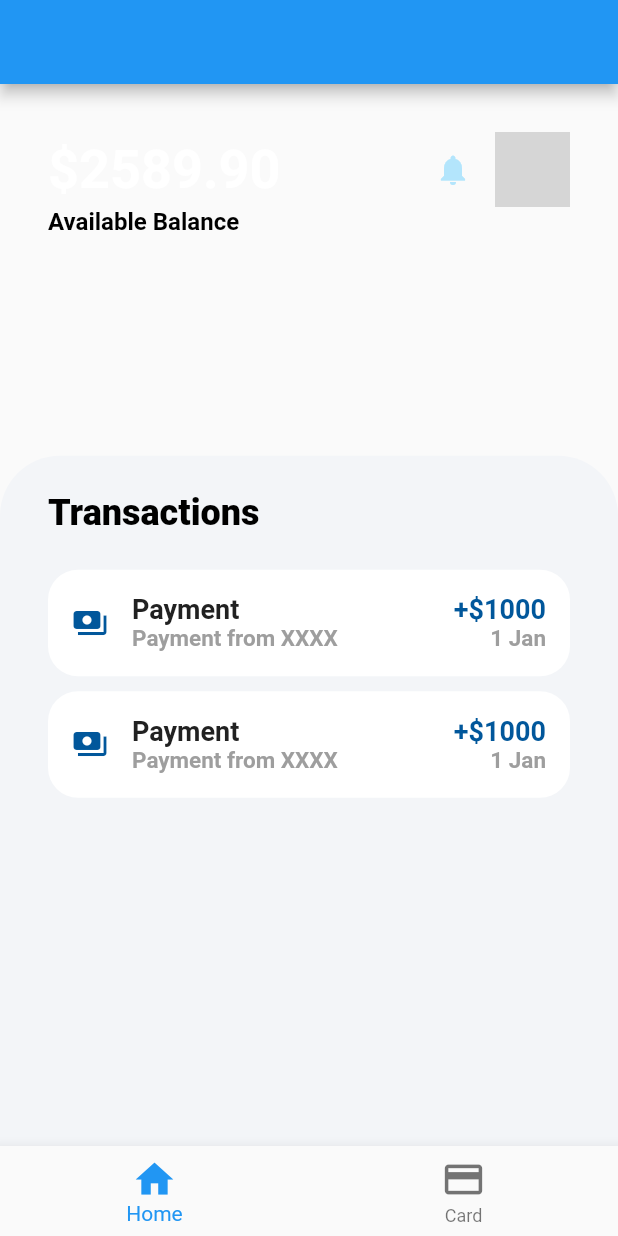
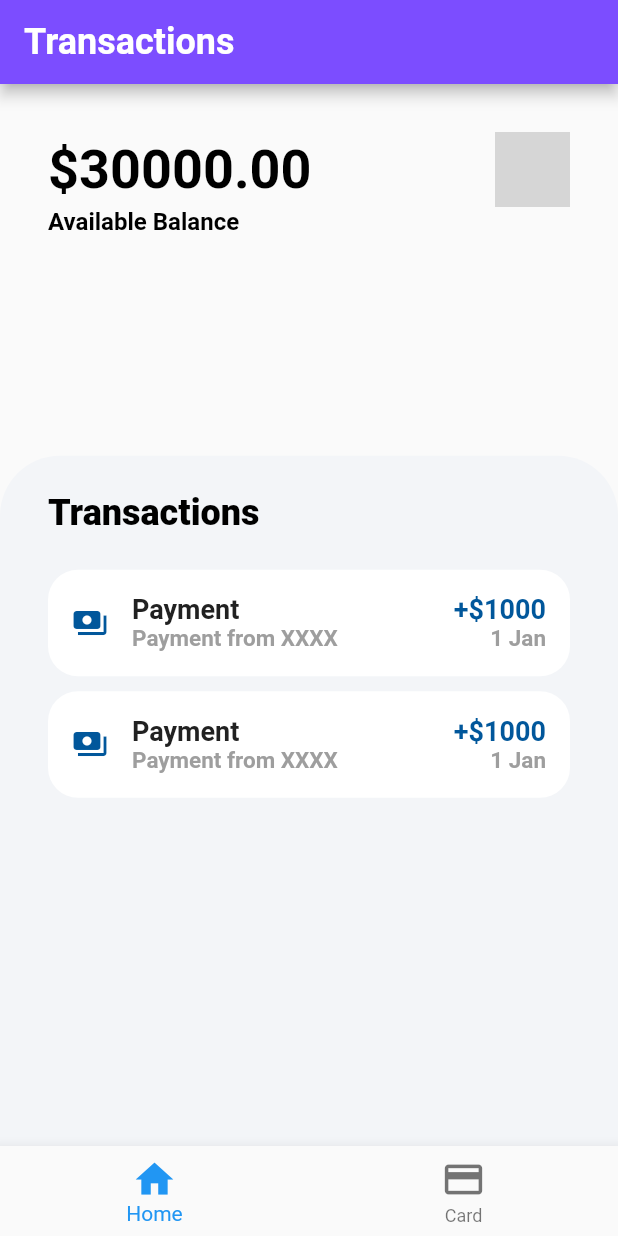
Before and after one commit to Flutter-Devl/wallet_app_UI, a Flutter app: the screen it shows after launch, on a phone screen of 412 x 824 dp. Run offline on Flutter 3.47's test engine with Material 2 defaults, Android fonts, the phone set to English and light mode, and no system bars; network calls fail; grey boxes are pictures that could not be loaded.

Commit message:
- final commit

```diff
--- a/lib/home_screen.dart
+++ b/lib/home_screen.dart
@@ -9,20 +9,13 @@ class HomeScreen extends StatelessWidget {
       mainAxisAlignment: MainAxisAlignment.spaceBetween,
       children: <Widget>[
         const Text(
-          "\$2589.90",
+          "\$30000.00",
           style: TextStyle(
-            color: Colors.white,
+            color: Colors.black,
             fontSize: 36,
             fontWeight: FontWeight.w700,
           ),
         ),
-        Row(
-          children: <Widget>[
-            Icon(
-              Icons.notifications,
-              color: Colors.lightBlue[100],
-            ),
-            const SizedBox(width: 16),
         CircleAvatar(
           radius: 25,
           backgroundColor: Colors.white,
@@ -35,39 +28,19 @@ class HomeScreen extends StatelessWidget {
           ),
         )
       ],
-        )
-      ],
-    );
-  }
-
-  Widget buildOption(String label, IconData icon, Color color) {
-    return Column(
-      children: <Widget>[
-        Container(
-          decoration: const BoxDecoration(
-            color: Color.fromRGBO(243, 245, 248, 1),
-            borderRadius: BorderRadius.all(Radius.circular(18)),
-          ),
-          padding: const EdgeInsets.all(12),
-          child: Icon(icon, color: color, size: 30),
-        ),
-        const SizedBox(height: 4),
-        Text(
-          label,
-          style: TextStyle(
-            fontWeight: FontWeight.w700,
-            fontSize: 14,
-            color: Colors.blue[100],
-          ),
-        ),
-      ],
     );
   }
 
   @override
   Widget build(BuildContext context) {
     return Scaffold(
-      appBar: AppBar(),
+      appBar: AppBar(
+        title: const Text(
+          'Transactions',
+          style: TextStyle(fontSize: 24, fontWeight: FontWeight.bold),
+        ),
+        backgroundColor: Colors.deepPurpleAccent,
+      ),
       body: Stack(
         children: <Widget>[
           Container(
```
Lines whose indentation alone changed are shown as unchanged.
